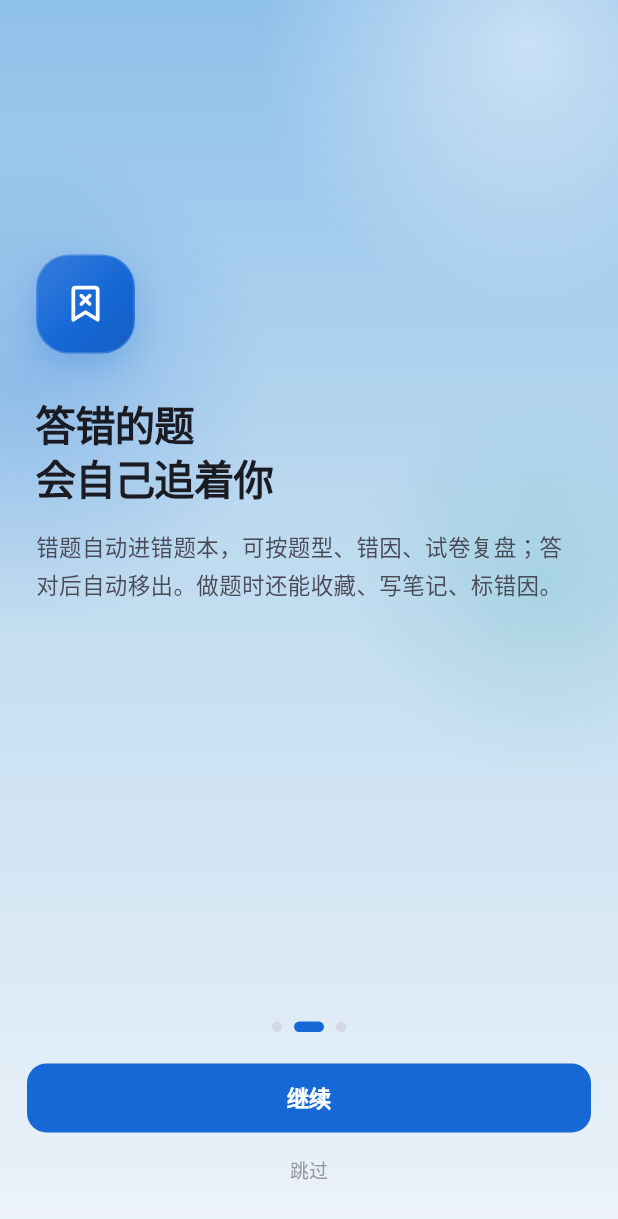
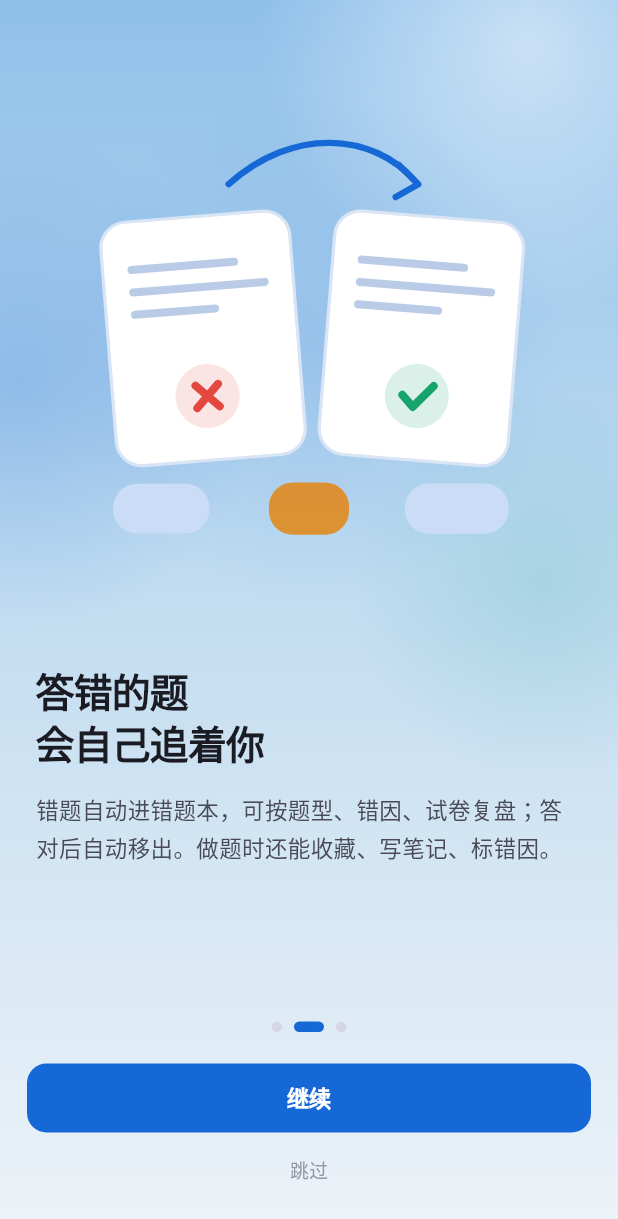
Before and after one commit to lmk1010/OpenExamApp, a Flutter app: the screen it shows after launch, after a tap on "继续", on a phone screen of 412 x 824 dp. Shown: the top 1219 px of the screen. Run offline on Flutter 3.47's test engine with Material 3 defaults, Android fonts, the phone set to English and light mode, and no system bars; our stand-ins replace file_picker, shared_preferences, sqflite; accounts and stored records are empty; statements that could not run were skipped.

Commit message:
引导页加自绘插画：三幕场景，逐元素动画入场
- 新增 illustrations.dart：用 CustomPaint 画三幕扁平矢量场景，随主题变色、
  任意分辨率不糊，无需外部素材
  · 题库：扇形铺开的试卷 + 手机答题界面（选项逐个出现、正确项打勾）+ 图形题
    方块与离线徽标
  · 错题闭环：左侧打叉的卷子 → 弧线箭头 → 右侧打勾的卷子，下方三枚错因标签
  · 节奏：日历（打卡格逐个点亮）+ 目标环走到 78% 后落下对勾 + 递增的连续柱
- 每个元素有独立的起始时间与 easeOutBack 弹入，滑到该页时重放
- 文案缩短，插画成为主体
- 我的 → 隐私与关于新增「重看引导」

```diff
--- /dev/null
+++ b/lib/features/onboarding/illustrations.dart
@@ -0,0 +1,505 @@
+import 'dart:math' as math;
+
+import 'package:flutter/material.dart';
+import 'package:openexam_app/core/theme/app_tokens.dart';
+
+/// Which scene an onboarding slide shows.
+enum SceneKind { bank, review, rhythm }
+
+/// Flat vector scene, drawn rather than shipped as an asset: it follows the
+/// theme, stays sharp at any size, and each element can animate in.
+class OnboardingScene extends StatefulWidget {
+  const OnboardingScene({super.key, required this.kind, required this.active});
+
+  final SceneKind kind;
+
+  /// Replays the entrance animation whenever this slide becomes visible.
+  final bool active;
+
+  @override
+  State<OnboardingScene> createState() => _OnboardingSceneState();
+}
+
+class _OnboardingSceneState extends State<OnboardingScene>
+    with SingleTickerProviderStateMixin {
+  late final AnimationController _controller = AnimationController(
+    vsync: this,
+    duration: const Duration(milliseconds: 1100),
+  );
+
+  @override
+  void initState() {
+    super.initState();
+    if (widget.active) _controller.forward();
+  }
+
+  @override
+  void didUpdateWidget(covariant OnboardingScene old) {
+    super.didUpdateWidget(old);
+    if (widget.active && !old.active) {
+      _controller
+        ..reset()
+        ..forward();
+    }
+  }
+
+  @override
+  void dispose() {
+    _controller.dispose();
+    super.dispose();
+  }
+
+  @override
+  Widget build(BuildContext context) {
+    final t = context.tokens;
+    return AspectRatio(
+      aspectRatio: 1.15,
+      child: AnimatedBuilder(
+        animation: _controller,
+        builder: (context, _) => CustomPaint(
+          painter: _ScenePainter(
+            kind: widget.kind,
+            progress: _controller.value,
+            tokens: t,
+          ),
+        ),
+      ),
+    );
+  }
+}
+
+class _ScenePainter extends CustomPainter {
+  _ScenePainter({
+    required this.kind,
+    required this.progress,
+    required this.tokens,
+  });
+
+  final SceneKind kind;
+  final double progress;
+  final AppTokens tokens;
+
+  bool get _dark => tokens.name == 'dark';
+
+  Color get _paper => _dark ? const Color(0xFF243244) : Colors.white;
+  Color get _paperEdge =>
+      _dark ? const Color(0xFF35486A) : const Color(0xFFD9E4F5);
+  Color get _ink => _dark ? const Color(0xFF8FA6C4) : const Color(0xFFB9CBE6);
+  Color get _blue => tokens.brand;
+  Color get _blueSoft =>
+      _dark ? const Color(0xFF2B4A78) : const Color(0xFFCBDDF6);
+  Color get _amber => tokens.category('shuliang');
+
+  /// Eased 0→1 for an element that starts at [start] and lasts [span].
+  double _at(double start, [double span = 0.45]) {
+    final v = ((progress - start) / span).clamp(0.0, 1.0);
+    return Curves.easeOutBack.transform(v.clamp(0.0, 1.0));
+  }
+
+  double _fade(double start, [double span = 0.4]) =>
+      ((progress - start) / span).clamp(0.0, 1.0);
+
+  @override
+  void paint(Canvas canvas, Size size) {
+    // Everything is authored on a 340×296 grid and scaled to fit.
+    final scale = size.width / 340;
+    canvas.save();
+    canvas.scale(scale);
+    final h = size.height / scale;
+
+    _backdrop(canvas, Size(340, h));
+    switch (kind) {
+      case SceneKind.bank:
+        _bank(canvas, h);
+      case SceneKind.review:
+        _review(canvas, h);
+      case SceneKind.rhythm:
+        _rhythm(canvas, h);
+    }
+    canvas.restore();
+  }
+
+  // ------------------------------------------------------------------ shared
+
+  void _backdrop(Canvas canvas, Size size) {
+    final glow = Paint()
+      ..shader = RadialGradient(
+        colors: [
+          _blue.withValues(alpha: _dark ? 0.20 : 0.14),
+          _blue.withValues(alpha: 0),
+        ],
+      ).createShader(
+        Rect.fromCircle(center: Offset(170, size.height * 0.52), radius: 160),
+      );
+    canvas.drawCircle(Offset(170, size.height * 0.52), 160, glow);
+  }
+
+  void _card(
+    Canvas canvas,
+    Rect rect, {
+    double radius = 12,
+    Color? fill,
+    bool border = true,
+  }) {
+    final rrect = RRect.fromRectAndRadius(rect, Radius.circular(radius));
+    canvas.drawRRect(rrect, Paint()..color = fill ?? _paper);
+    if (border) {
+      canvas.drawRRect(
+        rrect,
+        Paint()
+          ..style = PaintingStyle.stroke
+          ..strokeWidth = 2
+          ..color = _paperEdge,
+      );
+    }
+  }
+
+  void _lines(Canvas canvas, Offset origin, List<double> widths,
+      {double gap = 11, double weight = 5, Color? color}) {
+    final paint = Paint()
+      ..color = color ?? _ink
+      ..strokeWidth = weight
+      ..strokeCap = StrokeCap.round;
+    for (var i = 0; i < widths.length; i++) {
+      final y = origin.dy + i * gap;
+      canvas.drawLine(Offset(origin.dx, y), Offset(origin.dx + widths[i], y), paint);
+    }
+  }
+
+  void _sparkle(Canvas canvas, Offset c, double r, Color color, double t) {
+    if (t <= 0) return;
+    final paint = Paint()
+      ..color = color.withValues(alpha: t.clamp(0, 1))
+      ..strokeWidth = 3
+      ..strokeCap = StrokeCap.round;
+    final rr = r * t;
+    canvas.drawLine(Offset(c.dx - rr, c.dy), Offset(c.dx + rr, c.dy), paint);
+    canvas.drawLine(Offset(c.dx, c.dy - rr), Offset(c.dx, c.dy + rr), paint);
+  }
+
+  // ------------------------------------------------------- scene 1: the bank
+
+  void _bank(Canvas canvas, double h) {
+    final baseY = h * 0.5;
+
+    // Stacked papers fanning out behind the phone.
+    for (var i = 2; i >= 0; i--) {
+      final t = _at(0.02 + i * 0.06);
+      if (t <= 0) continue;
+      canvas.save();
+      canvas.translate(170, baseY);
+      canvas.rotate((-0.18 + i * 0.12) * t);
+      canvas.translate(-170, -baseY);
+      final rect = Rect.fromCenter(
+        center: Offset(170 + (i - 1) * 12, baseY - 6),
+        width: 150 * t,
+        height: 190 * t,
+      );
+      _card(canvas, rect, radius: 14, fill: i == 0 ? _paper : _blueSoft);
+      if (i == 0) {
+        _lines(canvas, Offset(rect.left + 22, rect.top + 34),
+            [72, 96, 60], gap: 14);
+      }
+      canvas.restore();
+    }
+
+    // Phone in front, holding a question.
+    final phoneT = _at(0.2);
+    if (phoneT > 0) {
+      final phone = Rect.fromCenter(
+        center: Offset(170, baseY + 8),
+        width: 126 * phoneT,
+        height: 210 * phoneT,
+      );
+      _card(canvas, phone, radius: 20, fill: _paper);
+      canvas.drawRRect(
+        RRect.fromRectAndRadius(
+          Rect.fromLTWH(phone.left + 10, phone.top + 16, phone.width - 20, 44),
+          const Radius.circular(10),
+        ),
+        Paint()..color = _blue.withValues(alpha: 0.16),
+      );
+      _lines(canvas, Offset(phone.left + 20, phone.top + 30), [58, 40],
+          gap: 13, color: _blue.withValues(alpha: 0.75));
+
+      // Answer options, the last one ticked.
+      for (var i = 0; i < 3; i++) {
+        final t = _fade(0.42 + i * 0.09, 0.25);
+        if (t <= 0) continue;
+        final y = phone.top + 78 + i * 34;
+        final r = Rect.fromLTWH(phone.left + 12, y, phone.width - 24, 26);
+        canvas.drawRRect(
+          RRect.fromRectAndRadius(r, const Radius.circular(8)),
+          Paint()
+            ..color = (i == 2 ? _blue : _ink)
+                .withValues(alpha: (i == 2 ? 0.9 : 0.22) * t),
+        );
+        if (i == 2) {
+          final p = Path()
+            ..moveTo(r.right - 34, y + 13)
+            ..lineTo(r.right - 26, y + 20)
+            ..lineTo(r.right - 12, y + 6);
+          canvas.drawPath(
+            p,
+            Paint()
+              ..style = PaintingStyle.stroke
+              ..strokeWidth = 3
+              ..strokeCap = StrokeCap.round
+              ..strokeJoin = StrokeJoin.round
+              ..color = Colors.white.withValues(alpha: t),
+          );
+        }
+      }
+    }
+
+    // Floating chips: a figure tile and an offline badge.
+    final chipT = _at(0.55, 0.4);
+    if (chipT > 0) {
+      final tile = Rect.fromCenter(
+        center: Offset(74, baseY - 44),
+        width: 74 * chipT,
+        height: 74 * chipT,
+      );
+      _card(canvas, tile, radius: 16);
+      final g = Paint()
+        ..style = PaintingStyle.stroke
+        ..strokeWidth = 3
+        ..color = _amber;
+      canvas.drawRect(Rect.fromLTWH(tile.left + 16, tile.top + 16, 20, 20), g);
+      canvas.drawCircle(Offset(tile.right - 24, tile.bottom - 24), 11, g);
+    }
+
+    final badgeT = _at(0.66, 0.34);
+    if (badgeT > 0) {
+      final badge = Rect.fromCenter(
+        center: Offset(268, baseY + 40),
+        width: 96 * badgeT,
+        height: 46 * badgeT,
+      );
+      _card(canvas, badge, radius: 14, fill: _blue);
+      _lines(canvas, Offset(badge.left + 16, badge.center.dy - 6), [46, 30],
+          gap: 12, weight: 5, color: Colors.white.withValues(alpha: 0.9));
+    }
+
+    _sparkle(canvas, Offset(268, baseY - 78), 12, _amber, _fade(0.7, 0.3));
+    _sparkle(canvas, Offset(58, baseY + 84), 9, _blue, _fade(0.78, 0.3));
+  }
+
+  // ------------------------------------------------ scene 2: the review loop
+
+  void _review(Canvas canvas, double h) {
+    final baseY = h * 0.5;
+
+    // Wrong sheet on the left.
+    final wrongT = _at(0.02);
+    if (wrongT > 0) {
+      canvas.save();
+      canvas.translate(104, baseY);
+      canvas.rotate(-0.08);
+      canvas.translate(-104, -baseY);
+      final r = Rect.fromCenter(
+        center: Offset(104, baseY),
+        width: 118 * wrongT,
+        height: 152 * wrongT,
+      );
+      _card(canvas, r, radius: 16);
+      _lines(canvas, Offset(r.left + 18, r.top + 30), [64, 82, 50], gap: 14);
+      final cross = Paint()
+        ..style = PaintingStyle.stroke
+        ..strokeWidth = 5
+        ..strokeCap = StrokeCap.round
+        ..color = tokens.danger;
+      final c = Offset(r.center.dx, r.bottom - 40);
+      canvas.drawCircle(c, 20, Paint()..color = tokens.danger.withValues(alpha: 0.14));
+      canvas.drawLine(c + const Offset(-7, -7), c + const Offset(7, 7), cross);
+      canvas.drawLine(c + const Offset(7, -7), c + const Offset(-7, 7), cross);
+      canvas.restore();
+    }
+
+    // Right sheet, the same question answered correctly.
+    final rightT = _at(0.34);
+    if (rightT > 0) {
+      canvas.save();
+      canvas.translate(240, baseY);
+      canvas.rotate(0.08);
+      canvas.translate(-240, -baseY);
+      final r = Rect.fromCenter(
+        center: Offset(240, baseY),
+        width: 118 * rightT,
+        height: 152 * rightT,
+      );
+      _card(canvas, r, radius: 16);
+      _lines(canvas, Offset(r.left + 18, r.top + 30), [64, 82, 50], gap: 14);
+      final c = Offset(r.center.dx, r.bottom - 40);
+      canvas.drawCircle(c, 20, Paint()..color = tokens.success.withValues(alpha: 0.16));
+      canvas.drawPath(
+        Path()
+          ..moveTo(c.dx - 9, c.dy)
+          ..lineTo(c.dx - 2, c.dy + 7)
+          ..lineTo(c.dx + 10, c.dy - 7),
+        Paint()
+          ..style = PaintingStyle.stroke
+          ..strokeWidth = 5
+          ..strokeCap = StrokeCap.round
+          ..strokeJoin = StrokeJoin.round
+          ..color = tokens.success,
+      );
+      canvas.restore();
+    }
+
+    // The loop arrow that ties them together.
+    final loopT = _fade(0.5, 0.4);
+    if (loopT > 0) {
+      final path = Path()
+        ..moveTo(120, baseY - 96)
+        ..cubicTo(160, baseY - 132, 210, baseY - 128, 236, baseY - 98);
+      final metric = path.computeMetrics().first;
+      canvas.drawPath(
+        metric.extractPath(0, metric.length * loopT),
+        Paint()
+          ..style = PaintingStyle.stroke
+          ..strokeWidth = 4
+          ..strokeCap = StrokeCap.round
+          ..color = _blue,
+      );
+      if (loopT > 0.92) {
+        canvas.drawPath(
+          Path()
+            ..moveTo(226, baseY - 108)
+            ..lineTo(238, baseY - 96)
+            ..lineTo(224, baseY - 88),
+          Paint()
+            ..style = PaintingStyle.stroke
+            ..strokeWidth = 4
+            ..strokeCap = StrokeCap.round
+            ..strokeJoin = StrokeJoin.round
+            ..color = _blue,
+        );
+      }
+    }
+
+    // Reason tags floating under the pair.
+    for (var i = 0; i < 3; i++) {
+      final t = _at(0.6 + i * 0.08, 0.34);
+      if (t <= 0) continue;
+      final w = [58.0, 46.0, 62.0][i];
+      final rect = Rect.fromCenter(
+        center: Offset(78 + i * 92.0, baseY + 106),
+        width: w * t,
+        height: 30 * t,
+      );
+      _card(
+        canvas,
+        rect,
+        radius: 15,
+        fill: i == 1 ? _amber.withValues(alpha: 0.9) : _blueSoft,
+        border: false,
+      );
+    }
+  }
+
+  // ----------------------------------------------- scene 3: goal and rhythm
+
+  void _rhythm(Canvas canvas, double h) {
+    final baseY = h * 0.48;
+
+    // Calendar with a few days already filled in.
+    final calT = _at(0.02);
+    if (calT > 0) {
+      final rect = Rect.fromCenter(
+        center: Offset(112, baseY),
+        width: 156 * calT,
+        height: 150 * calT,
+      );
+      _card(canvas, rect, radius: 16);
+      canvas.drawRRect(
+        RRect.fromRectAndCorners(
+          Rect.fromLTWH(rect.left, rect.top, rect.width, 30),
+          topLeft: const Radius.circular(15),
+          topRight: const Radius.circular(15),
+        ),
+        Paint()..color = _blue,
+      );
+      for (var r = 0; r < 3; r++) {
+        for (var c = 0; c < 4; c++) {
+          final i = r * 4 + c;
+          final t = _fade(0.2 + i * 0.02, 0.2);
+          if (t <= 0) continue;
+          final cell = Rect.fromLTWH(
+            rect.left + 16 + c * 30,
+            rect.top + 44 + r * 30,
+            20,
+            20,
+          );
+          final filled = i % 3 != 2 && i < 9;
+          canvas.drawRRect(
+            RRect.fromRectAndRadius(cell, const Radius.circular(6)),
+            Paint()
+              ..color = (filled ? _blue : _ink)
+                  .withValues(alpha: (filled ? 0.85 : 0.25) * t),
+          );
+        }
+      }
+    }
+
+    // Goal ring on the right.
+    final ringT = _fade(0.34, 0.5);
+    if (ringT > 0) {
+      final c = Offset(246, baseY - 12);
+      const radius = 52.0;
+      canvas.drawCircle(
+        c,
+        radius,
+        Paint()
+          ..style = PaintingStyle.stroke
+          ..strokeWidth = 12
+          ..color = _blueSoft,
+      );
+      canvas.drawArc(
+        Rect.fromCircle(center: c, radius: radius),
+        -math.pi / 2,
+        math.pi * 2 * 0.78 * ringT,
+        false,
+        Paint()
+          ..style = PaintingStyle.stroke
+          ..strokeWidth = 12
+          ..strokeCap = StrokeCap.round
+          ..color = _blue,
+      );
+      final tick = _fade(0.72, 0.28);
+      if (tick > 0) {
+        canvas.drawPath(
+          Path()
+            ..moveTo(c.dx - 16 * tick, c.dy)
+            ..lineTo(c.dx - 4 * tick, c.dy + 12 * tick)
+            ..lineTo(c.dx + 17 * tick, c.dy - 13 * tick),
+          Paint()
+            ..style = PaintingStyle.stroke
+            ..strokeWidth = 7
+            ..strokeCap = StrokeCap.round
+            ..strokeJoin = StrokeJoin.round
+            ..color = tokens.success,
+        );
+      }
+    }
+
+    // Rising bars under the ring: the streak.
+    for (var i = 0; i < 4; i++) {
+      final t = _at(0.6 + i * 0.07, 0.32);
+      if (t <= 0) continue;
+      final height = (26 + i * 16.0) * t;
+      final rect = Rect.fromLTWH(214 + i * 20.0, baseY + 74 - height, 12, height);
+      canvas.drawRRect(
+        RRect.fromRectAndRadius(rect, const Radius.circular(6)),
+        Paint()..color = i == 3 ? _amber : _blue.withValues(alpha: 0.55),
+      );
+    }
+
+    _sparkle(canvas, Offset(300, baseY - 78), 11, _amber, _fade(0.78, 0.22));
+    _sparkle(canvas, Offset(56, baseY + 92), 9, _blue, _fade(0.84, 0.16));
+  }
+
+  @override
+  bool shouldRepaint(covariant _ScenePainter old) =>
+      old.progress != progress || old.kind != kind || old.tokens != tokens;
+}
--- a/lib/features/onboarding/onboarding_page.dart
+++ b/lib/features/onboarding/onboarding_page.dart
@@ -4,6 +4,7 @@ import 'package:openexam_app/core/constants/app_constants.dart';
 import 'package:openexam_app/core/theme/app_theme.dart';
 import 'package:openexam_app/core/theme/app_tokens.dart';
 import 'package:openexam_app/core/ui/glass.dart';
+import 'package:openexam_app/features/onboarding/illustrations.dart';
 import 'package:openexam_app/core/ui/stroke_icons.dart';
 import 'package:shared_preferences/shared_preferences.dart';
 
@@ -80,19 +81,22 @@ class _OnboardingPageState extends State<OnboardingPage> {
                 onPageChanged: (i) => setState(() => _page = i),
                 children: [
                   _Slide(
-                    icon: AppIcon.papers,
+                    kind: SceneKind.bank,
+                    active: _page == 0,
                     title: '15936 道行测真题\n全部装在这台手机里',
                     body: '137 套历年真题卷，含 4230 张图形题配图。'
                         '不联网、不登录、没有广告，地铁上没信号也能刷。',
                   ),
                   _Slide(
-                    icon: AppIcon.wrongBook,
+                    kind: SceneKind.review,
+                    active: _page == 1,
                     title: '答错的题\n会自己追着你',
                     body: '错题自动进错题本，可按题型、错因、试卷复盘；'
                         '答对后自动移出。做题时还能收藏、写笔记、标错因。',
                   ),
                   // Last slide collects the two settings instead of preaching.
                   _Setup(
+                    active: _page == 2,
                     goal: _goal,
                     examDate: _examDate,
                     onGoal: (v) => setState(() => _goal = v),
@@ -147,38 +151,40 @@ class _OnboardingPageState extends State<OnboardingPage> {
 }
 
 class _Slide extends StatelessWidget {
-  const _Slide({required this.icon, required this.title, required this.body});
+  const _Slide({
+    required this.kind,
+    required this.active,
+    required this.title,
+    required this.body,
+  });
 
-  final AppIcon icon;
+  final SceneKind kind;
+  final bool active;
   final String title;
   final String body;
 
   @override
   Widget build(BuildContext context) {
-    final t = context.tokens;
     final text = Theme.of(context).textTheme;
 
     return Padding(
-      padding: const EdgeInsets.fromLTRB(AppTheme.gutter + 6, 40, AppTheme.gutter + 6, 20),
+      padding: const EdgeInsets.fromLTRB(AppTheme.gutter + 6, 16, AppTheme.gutter + 6, 20),
       child: Column(
         crossAxisAlignment: CrossAxisAlignment.start,
         children: [
-          const Spacer(),
-          Container(
-            width: 66,
-            height: 66,
-            alignment: Alignment.center,
-            decoration: GlassDecor.tinted(t, t.brand, radius: 22),
-            child: StrokeIcon(icon, size: 30, color: Colors.white, weight: 2),
+          // The illustration carries the slide; text stays short underneath.
+          Expanded(
+            flex: 5,
+            child: Center(child: OnboardingScene(kind: kind, active: active)),
           ),
-          const SizedBox(height: 28),
+          const SizedBox(height: 8),
           Text(
             title,
-            style: text.displaySmall?.copyWith(fontSize: 27, height: 1.35),
+            style: text.displaySmall?.copyWith(fontSize: 26, height: 1.35),
           ),
-          const SizedBox(height: 16),
+          const SizedBox(height: 14),
           Text(body, style: text.bodyMedium?.copyWith(fontSize: 15, height: 1.7)),
-          const Spacer(flex: 2),
+          const Spacer(),
         ],
       ),
     );
@@ -187,12 +193,14 @@ class _Slide extends StatelessWidget {
 
 class _Setup extends StatelessWidget {
   const _Setup({
+    required this.active,
     required this.goal,
     required this.examDate,
     required this.onGoal,
     required this.onPickDate,
   });
 
+  final bool active;
   final int goal;
   final DateTime? examDate;
   final ValueChanged<int> onGoal;
@@ -207,8 +215,15 @@ class _Setup extends StatelessWidget {
         : examDate!.difference(DateTime.now()).inDays + 1;
 
     return ListView(
-      padding: const EdgeInsets.fromLTRB(AppTheme.gutter + 6, 36, AppTheme.gutter + 6, 20),
+      padding: const EdgeInsets.fromLTRB(AppTheme.gutter + 6, 8, AppTheme.gutter + 6, 20),
       children: [
+        SizedBox(
+          height: 170,
+          child: Center(
+            child: OnboardingScene(kind: SceneKind.rhythm, active: active),
+          ),
+        ),
+        const SizedBox(height: 12),
         Text(
           '定个节奏\n剩下的交给它',
           style: text.displaySmall?.copyWith(fontSize: 27, height: 1.35),
--- a/lib/features/profile/profile_page.dart
+++ b/lib/features/profile/profile_page.dart
@@ -11,6 +11,7 @@ import 'package:openexam_app/features/backup/backup_page.dart';
 import 'package:openexam_app/features/import/import_page.dart';
 import 'package:openexam_app/features/marks/marked_page.dart';
 import 'package:openexam_app/features/notes/notes_page.dart';
+import 'package:openexam_app/features/onboarding/onboarding_page.dart';
 import 'package:openexam_app/features/reports/reports_page.dart';
 import 'package:openexam_app/features/stats/stats_page.dart';
 import 'package:shared_preferences/shared_preferences.dart';
@@ -350,6 +351,22 @@ class _ProfilePageState extends State<ProfilePage> {
                   '不上传服务器、不做任何埋点、没有账号体系。昵称和考试日期也只存在本机。',
             ),
           ),
+        ),
+        const RowDivider(),
+        _SettingRow(
+          icon: AppIcon.play,
+          title: '重看引导',
+          value: '3 屏',
+          onTap: () async {
+            await Navigator.of(context).push(
+              MaterialPageRoute(
+                builder: (_) => OnboardingPage(
+                  onDone: () => Navigator.of(context).maybePop(),
+                ),
+              ),
+            );
+            _reload();
+          },
         ),
         const RowDivider(),
         _SettingRow(
```
